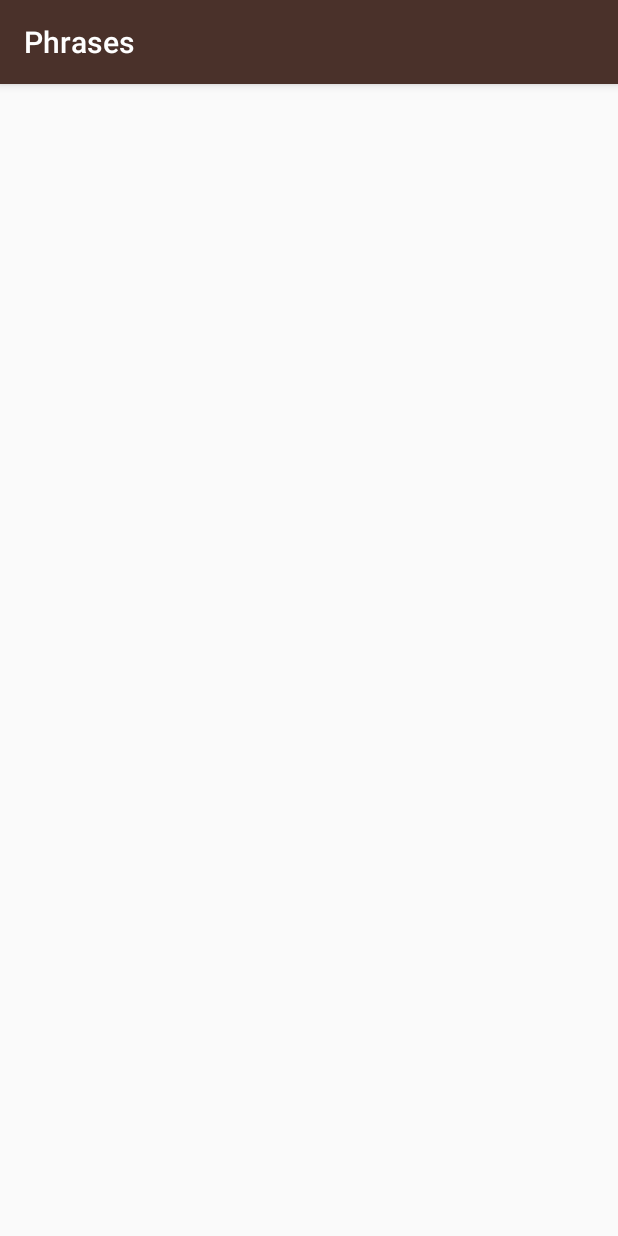
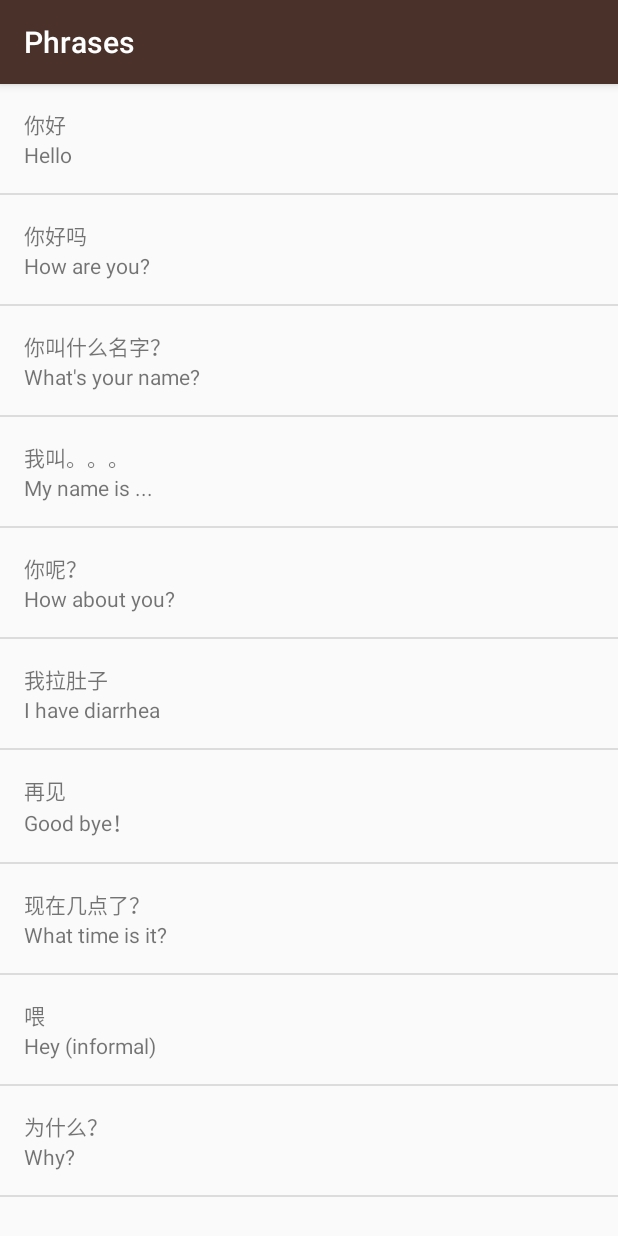
Before and after one commit to theSem/An-zhi-oid, an Android app: the PhrasesActivity screen opened directly, with no data from a screen before it, on a phone screen of 412 x 824 dp. Run offline under Robolectric (Android 15) with nearby library versions, the phone set to English and light mode, and no system bars.

Commit message:
Final App

```diff
--- a/app/src/main/java/com/example/android/miwok/PhrasesActivity.java
+++ b/app/src/main/java/com/example/android/miwok/PhrasesActivity.java
@@ -2,12 +2,38 @@ package com.example.android.miwok;
 
 import android.support.v7.app.AppCompatActivity;
 import android.os.Bundle;
+import android.widget.ListView;
+
+import java.util.ArrayList;
+import java.util.Arrays;
 
 public class PhrasesActivity extends AppCompatActivity {
 
     @Override
     protected void onCreate(Bundle savedInstanceState) {
         super.onCreate(savedInstanceState);
-        setContentView(R.layout.activity_phrases);
+        setContentView(R.layout.word_list);
+
+        //Create an arrayList containing words for lesson
+        ArrayList<Word> words = new ArrayList<Word>();
+        words.addAll(Arrays.asList(
+                new Word("Hello","你好"),
+                new Word("How are you?","你好吗"),
+                new Word("What's your name?","你叫什么名字？"),
+                new Word("My name is ...","我叫。。。"),
+                new Word("How about you?","你呢？"),
+                new Word("I have diarrhea","我拉肚子"),
+                new Word("Good bye！","再见"),
+                new Word("What time is it?","现在几点了？"),
+                new Word("Hey (informal)","喂"),
+                new Word("Why?","为什么？")
+        ));
+
+        //Add the strings from words to layout
+        WordAdapter itemsAdapter = new WordAdapter(this, words);
+
+        ListView listView = (ListView) findViewById(R.id.list);
+
+        listView.setAdapter(itemsAdapter);
     }
 }
--- /dev/null
+++ b/app/src/main/java/com/example/android/miwok/Word.java
@@ -0,0 +1,25 @@
+package com.example.android.miwok;
+
+/**
+ * Created by whatt on 10/30/2017.
+ */
+
+public class Word {
+
+    private String defaultTranslation;
+    private String otherTranslation;
+
+
+    public Word(String def, String other){
+        defaultTranslation = def;
+        otherTranslation = other;
+    }
+
+    public String getDefaultTranslation(){
+        return defaultTranslation;
+    }
+
+    public String getOtherTranslation() {
+        return otherTranslation;
+    }
+}
--- /dev/null
+++ b/app/src/main/java/com/example/android/miwok/WordAdapter.java
@@ -0,0 +1,55 @@
+package com.example.android.miwok;
+
+import android.app.Activity;
+import android.view.LayoutInflater;
+import android.view.View;
+import android.view.ViewGroup;
+import android.widget.ArrayAdapter;
+import android.widget.TextView;
+
+import java.util.ArrayList;
+
+/**
+ * Created by whatt on 10/30/2017.
+ */
+
+public class WordAdapter extends ArrayAdapter<Word> {
+
+    /**
+     * Custom constructor
+     * @param context       The current context
+     * @param words         List of Word objects to display in list
+     */
+
+    public WordAdapter(Activity context, ArrayList<Word> words){
+        super(context,0,words);
+    }
+
+    /**
+     * Provides view for AdapterView
+     *
+     * @param position          The position of data in the list to be displayed
+     * @param convertView       Recycled view to populate
+     * @param parent            Parent viewGroup
+     * @return                  The view for the position
+     */
+    @Override
+    public View getView(int position, View convertView, ViewGroup parent){
+
+        View listItemView = convertView;
+
+        if (listItemView == null){
+            listItemView = LayoutInflater.from(getContext()).inflate(R.layout.list_item,parent,false);
+        }
+
+        Word currentWord = getItem(position);
+
+        TextView defaultTranslation = (TextView) listItemView.findViewById(R.id.default_text_view);
+        defaultTranslation.setText(currentWord.getDefaultTranslation());
+
+        TextView translation = (TextView) listItemView.findViewById(R.id.miwok_text_view);
+        translation.setText(currentWord.getOtherTranslation());
+
+        return listItemView;
+    }
+}
--- a/app/src/main/res/layout/activity_phrases.xml
+++ b/app/src/main/res/layout/activity_phrases.xml
@@ -1,9 +1,12 @@
 <?xml version="1.0" encoding="utf-8"?>
-<android.support.constraint.ConstraintLayout xmlns:android="http://schemas.android.com/apk/res/android"
-    xmlns:app="http://schemas.android.com/apk/res-auto"
+<ListView xmlns:android="http://schemas.android.com/apk/res/android"
     xmlns:tools="http://schemas.android.com/tools"
+    android:id="@+id/list"
+    android:orientation="vertical"
     android:layout_width="match_parent"
     android:layout_height="match_parent"
-    tools:context="com.example.android.miwok.PhrasesActivity">
-
-</android.support.constraint.ConstraintLayout>
+    android:paddingBottom="@dimen/activity_vertical_margin"
+    android:paddingLeft="@dimen/activity_horizontal_margin"
+    android:paddingRight="@dimen/activity_horizontal_margin"
+    android:paddingTop="@dimen/activity_vertical_margin"
+    tools:context="com.example.android.miwok.PhrasesActivity"/>
--- /dev/null
+++ b/app/src/main/res/layout/list_item.xml
@@ -0,0 +1,19 @@
+<?xml version="1.0" encoding="utf-8"?>
+<LinearLayout
+    xmlns:android="http://schemas.android.com/apk/res/android"
+    android:orientation="vertical"
+    android:layout_width="match_parent"
+    android:layout_height="match_parent"
+    android:padding="16dp">
+
+    <TextView
+        android:id="@+id/miwok_text_view"
+        android:layout_width="match_parent"
+        android:layout_height="wrap_content" />
+
+    <TextView
+        android:id="@+id/default_text_view"
+        android:layout_width="match_parent"
+        android:layout_height="wrap_content" />
+
+</LinearLayout>
--- /dev/null
+++ b/app/src/main/res/layout/word_list.xml
@@ -0,0 +1,7 @@
+<?xml version="1.0" encoding="utf-8"?>
+<ListView xmlns:android="http://schemas.android.com/apk/res/android"
+    xmlns:tools="http://schemas.android.com/tools"
+    android:id="@+id/list"
+    android:orientation="vertical"
+    android:layout_width="match_parent"
+    android:layout_height="match_parent"/>
--- a/app/src/main/res/values/strings.xml
+++ b/app/src/main/res/values/strings.xml
@@ -14,7 +14,7 @@
 -->
 <resources>
     <!-- Title for the application. [CHAR LIMIT=12] -->
-    <string name="app_name">Miwok</string>
+    <string name="app_name">An-zhi-oid</string>
 
     <!-- Category name for phrases [CHAR LIMIT=20] -->
     <string name="category_phrases">Phrases</string>
```
Also changed, not shown: app/src/main/java/com/example/android/miwok/ColorsActivity.java (+27 -1 lines), app/src/main/java/com/example/android/miwok/FamilyActivity.java (+27 -1 lines), app/src/main/java/com/example/android/miwok/NumbersActivity.java (+15 -8 lines), app/src/main/res/layout/activity_numbers.xml (deleted, +0 -12 lines).
